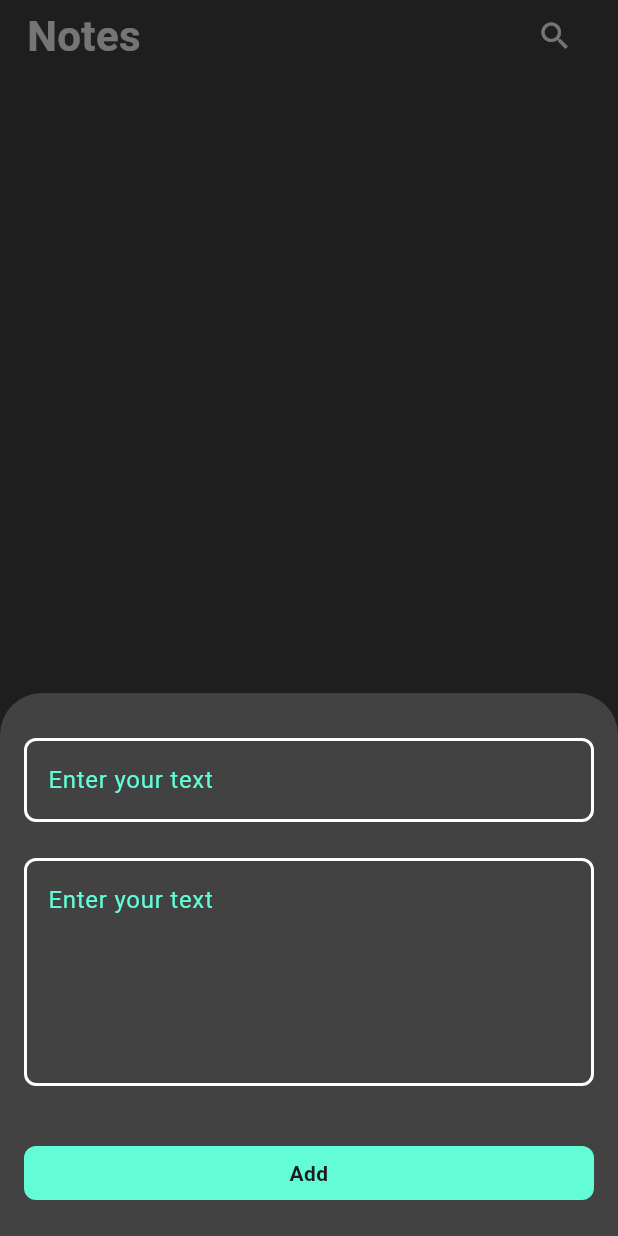
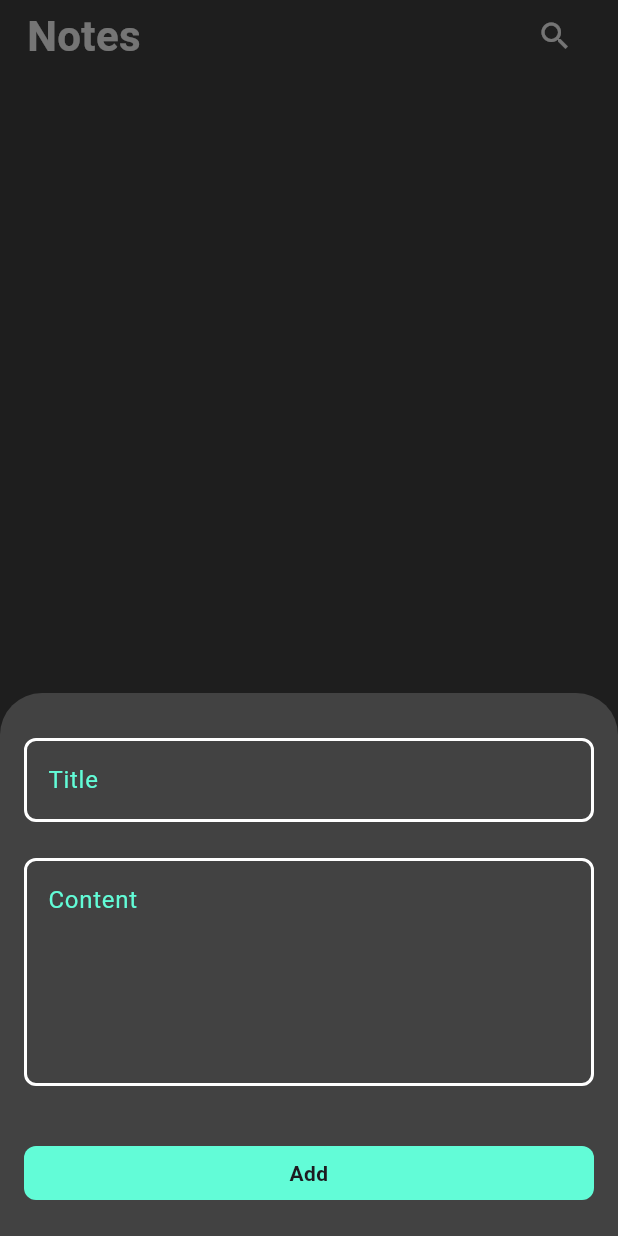
Before and after one commit to Abdelrhman-Elshikh/note_app_cubit_hive, a Flutter app: the screen it shows after launch, after a tap on the "add" icon, on a phone screen of 412 x 824 dp. Run offline on Flutter 3.47's test engine with Material 3 defaults, Android fonts, the phone set to English and light mode, and no system bars; our stand-ins replace bloc, equatable, flutter_bloc, go_router, hive, hive_flutter; accounts and stored records are empty.

Commit message:
edit note

```diff
--- a/lib/core/model/note_model.dart
+++ b/lib/core/model/note_model.dart
@@ -1,20 +1,23 @@
+import 'package:equatable/equatable.dart';
 import 'package:hive/hive.dart';
 
 part 'note_model.g.dart';
 
 @HiveType(typeId: 0)
-class NoteModel extends HiveObject {
+class NoteModel extends HiveObject with EquatableMixin {
   @HiveField(0)
-  final String title;
+  String title;
   @HiveField(1)
-  final String description;
+  String description;
   @HiveField(2)
   final String date;
-
 
   NoteModel({
     required this.title,
     required this.description,
     required this.date,
   });
+
+  @override
+  List<Object?> get props => [title, description];
 }
--- a/lib/core/widgets/custom_text_field.dart
+++ b/lib/core/widgets/custom_text_field.dart
@@ -2,20 +2,26 @@ import 'package:flutter/material.dart';
 import 'package:note_app_cubit_hive/core/utils/constants.dart';
 
 class CustomTextField extends StatelessWidget {
-  final String hintText;
+  final String? hintText;
   final int maxLines;
   final Function(String?)? onSaved;
+  final Function(String)? onChanged;
+  final String? initialValue;
 
   const CustomTextField({
     super.key,
-    required this.hintText,
+    this.hintText,
     this.maxLines = 1,
     this.onSaved,
+    this.onChanged,
+    this.initialValue,
   });
 
   @override
   Widget build(BuildContext context) {
     return TextFormField(
+      initialValue: initialValue,
+      onChanged: onChanged,
       onSaved: onSaved,
       validator: (value) {
         if (value?.isEmpty ?? true) {
@@ -31,7 +37,7 @@ class CustomTextField extends StatelessWidget {
         border: buildBorder(),
         enabledBorder: buildBorder(),
         focusedBorder: buildBorder(KPrimaryColor),
-        hintText: 'Enter your text',
+        hintText: hintText,
         hintStyle: const TextStyle(color: KPrimaryColor),
       ),
     );
--- a/lib/feature/edit_note/view/edit_note.dart
+++ b/lib/feature/edit_note/view/edit_note.dart
@@ -1,13 +1,15 @@
 import 'package:flutter/material.dart';
+import 'package:note_app_cubit_hive/core/model/note_model.dart';
 import 'package:note_app_cubit_hive/feature/edit_note/view/widgets/edit_note_body.dart';
 
 class EditNote extends StatelessWidget {
-  const EditNote({super.key});
+  final NoteModel note;
+  const EditNote({super.key, required this.note});
 
   @override
   Widget build(BuildContext context) {
     return Scaffold(
-      body: const SafeArea(child: EditNoteBody()),
+      body: SafeArea(child: EditNoteBody(note: note)),
       backgroundColor: Colors.grey[800],
     );
   }
--- a/lib/feature/home/view/widgets/note_box.dart
+++ b/lib/feature/home/view/widgets/note_box.dart
@@ -15,7 +15,7 @@ class NoteBox extends StatelessWidget {
     return GestureDetector(
       onTap: () {
         // Navigate to the note details page
-        GoRouter.of(context).push(KEditNote);
+        GoRouter.of(context).push(KEditNote , extra: note);
       },
       child: Card(
         color: Colors.grey,
```
Also changed, not shown: lib/core/utils/routers/routers.dart (+7 -3 lines), lib/feature/edit_note/view/widgets/edit_note_app_bar.dart (+5 -2 lines), lib/feature/edit_note/view/widgets/edit_note_body.dart (+8 -48 lines), lib/feature/edit_note/view/widgets/edit_note_form.dart (added, +58 -0 lines).
